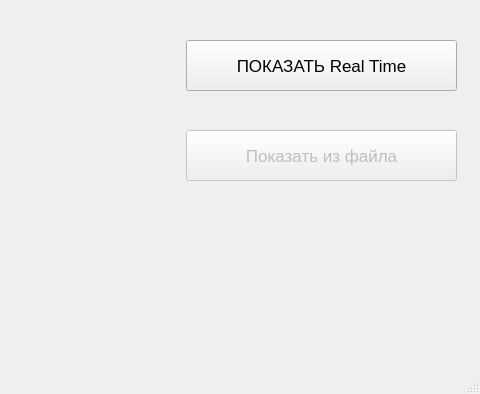
Above: mainwindow.ui from evkuz/camac_usb before the change; both pictures show x 654 to 1134 and y 199 to 593 of the 1134 by 593 pixel window. Below: the same form after it.
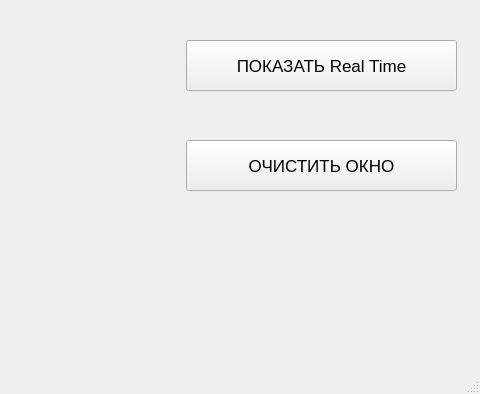
That is the form after the change. The open tabs and pages were chosen to show the change. Icons and pictures are not drawn.

The edit to the form file:
```diff
--- a/mainwindow.ui
+++ b/mainwindow.ui
@@ -1657,22 +1657,6 @@
        <string>ПОКАЗАТЬ Real Time</string>
       </property>
      </widget>
-     <widget class="QPushButton" name="Show_Spectral_Selected_From_File_Single_pushButton">
-      <property name="enabled">
-       <bool>false</bool>
-      </property>
-      <property name="geometry">
-       <rect>
-        <x>830</x>
-        <y>280</y>
-        <width>271</width>
-        <height>51</height>
-       </rect>
-      </property>
-      <property name="text">
-       <string>Показать из файла</string>
-      </property>
-     </widget>
      <widget class="QLabel" name="label_22">
       <property name="geometry">
        <rect>
@@ -1691,6 +1675,19 @@
        <string>N</string>
       </property>
      </widget>
+     <widget class="QPushButton" name="pushButton_Clear_Hyst">
+      <property name="geometry">
+       <rect>
+        <x>830</x>
+        <y>290</y>
+        <width>271</width>
+        <height>51</height>
+       </rect>
+      </property>
+      <property name="text">
+       <string>ОЧИСТИТЬ ОКНО</string>
+      </property>
+     </widget>
      <zorder>N_Spectral_spinBox_Single</zorder>
      <zorder>Show_Selected_Spectral_Single_pushButton</zorder>
      <zorder>Show_Spectral_Selected_From_File_Single_pushButton</zorder>
```
Left out of the diff: 4 changed lines with no effect on the pictures.
